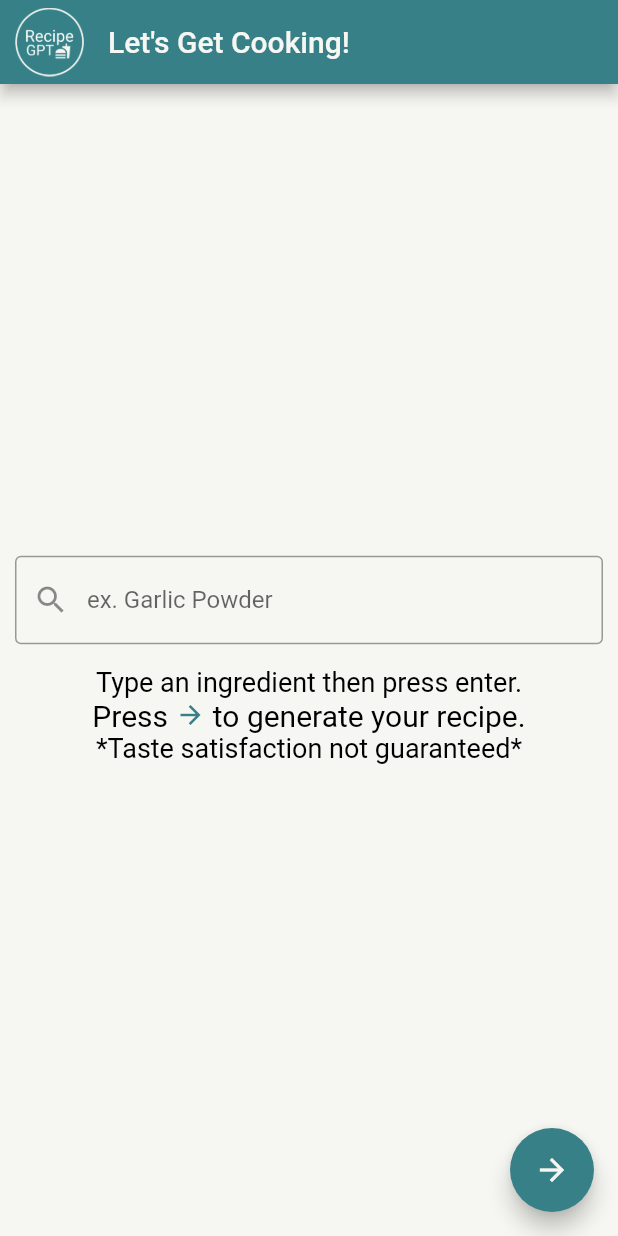
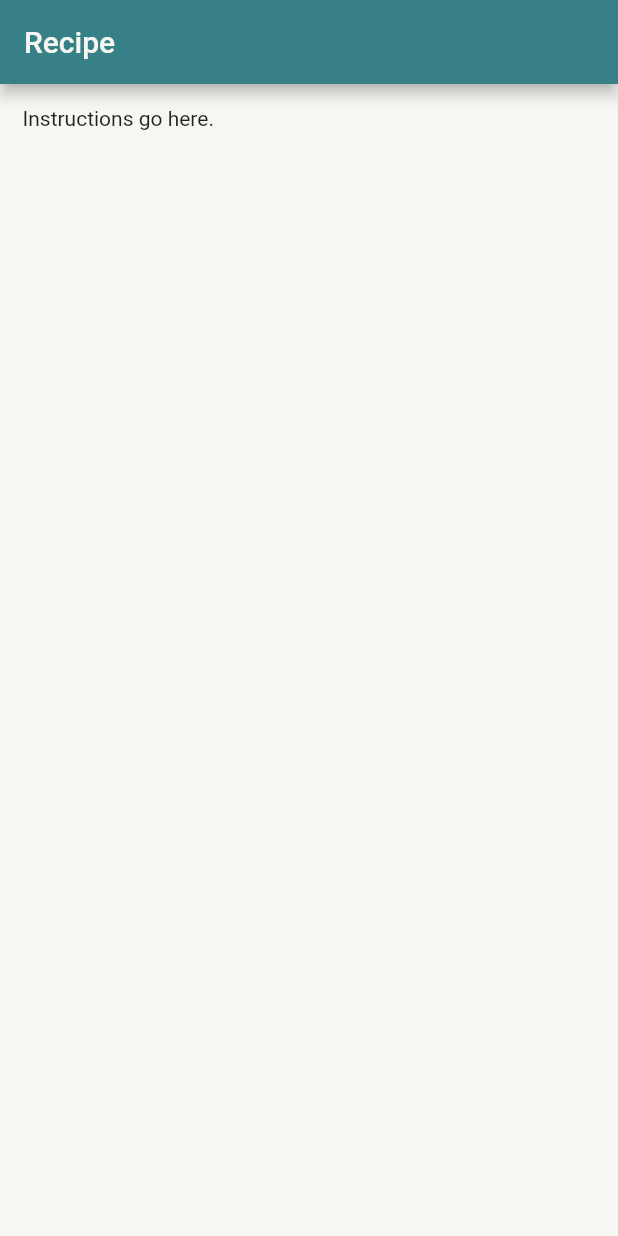
Before and after one commit to Coolroo/MTAHacks2023, a Flutter app: the screen it shows after launch, on a phone screen of 412 x 824 dp. Run offline on Flutter 3.47's test engine with Material 2 defaults, Android fonts, the phone set to English and light mode, and no system bars.

Commit message:
added recipe page

```diff
--- a/lib/main.dart
+++ b/lib/main.dart
@@ -1,4 +1,5 @@
 import 'package:flutter/material.dart';
+import 'response_page.dart';
 
 void main() {
   runApp(const MyApp());
@@ -27,7 +28,8 @@
           backgroundColor: Color(0xFF388087),
         ),
       ),
-      home: const MyHomePage(title: 'Let\'s Get Cooking!'),
+      // home: const MyHomePage(title: 'Let\'s Get Cooking!'),
+      home: const ResponsePage(),
     );
   }
 }
@@ -71,7 +73,7 @@
                   border: OutlineInputBorder(),
                   prefixIcon: Icon(Icons.search),
                   labelText: "ex. Garlic Powder",
-                  // fillColor:
+                  fillColor: Colors.white
                 ),
               ),
               const SizedBox(height: 15.0),
--- /dev/null
+++ b/lib/response_page.dart
@@ -0,0 +1,20 @@
+import 'package:flutter/material.dart';
+
+class ResponsePage extends StatelessWidget {
+  const ResponsePage({ Key? key }) : super(key: key);
+
+  @override
+  Widget build(BuildContext context) {
+    return Scaffold(
+      appBar: AppBar(title: const Text("Recipe"),),
+      body: Padding(
+        padding: const EdgeInsets.all(15.0),
+        child: Column(
+          children: const [
+            Text("Instructions go here."),
+          ]
+        )
+      ),
+    );
+  }
+}
```
